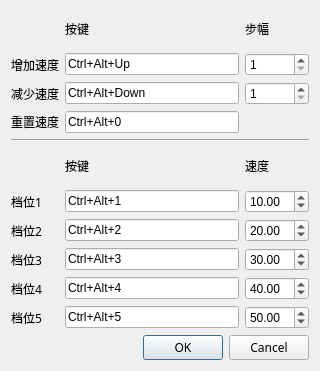
First picture: the form in preferencedialog.ui, repository zxlhhyccc/OpenSpeedy, before the edit.
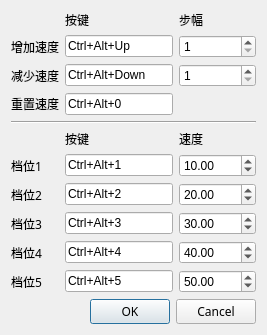
Second picture: the form after the edit. Custom widgets are drawn as their Qt base class.

The edit to the form file:
```diff
--- a/preferencedialog.ui
+++ b/preferencedialog.ui
@@ -6,17 +6,29 @@
    <rect>
     <x>0</x>
     <y>0</y>
-    <width>320</width>
-    <height>371</height>
+    <width>355</width>
+    <height>375</height>
    </rect>
   </property>
+  <property name="sizePolicy">
+   <sizepolicy hsizetype="Fixed" vsizetype="Fixed">
+    <horstretch>0</horstretch>
+    <verstretch>0</verstretch>
+   </sizepolicy>
+  </property>
   <property name="windowTitle">
    <string>快捷键</string>
   </property>
+  <property name="sizeGripEnabled">
+   <bool>false</bool>
+  </property>
   <property name="modal">
    <bool>true</bool>
   </property>
   <layout class="QGridLayout" name="gridLayout">
+   <property name="sizeConstraint">
+    <enum>QLayout::SetFixedSize</enum>
+   </property>
    <item row="8" column="0">
     <widget class="QLabel" name="shift3Label">
      <property name="font">
@@ -94,7 +106,7 @@
       <double>0.010000000000000</double>
      </property>
      <property name="maximum">
-      <double>100.000000000000000</double>
+      <double>10000.000000000000000</double>
      </property>
      <property name="value">
       <double>50.000000000000000</double>
@@ -199,7 +211,7 @@
       <double>0.010000000000000</double>
      </property>
      <property name="maximum">
-      <double>100.000000000000000</double>
+      <double>10000.000000000000000</double>
      </property>
      <property name="value">
       <double>30.000000000000000</double>
@@ -238,7 +250,7 @@
       <double>0.010000000000000</double>
      </property>
      <property name="maximum">
-      <double>100.000000000000000</double>
+      <double>10000.000000000000000</double>
      </property>
      <property name="value">
       <double>20.000000000000000</double>
@@ -266,7 +278,7 @@
       <double>0.010000000000000</double>
      </property>
      <property name="maximum">
-      <double>100.000000000000000</double>
+      <double>10000.000000000000000</double>
      </property>
      <property name="stepType">
       <enum>QAbstractSpinBox::DefaultStepType</enum>
@@ -294,7 +306,7 @@
       <double>0.010000000000000</double>
      </property>
      <property name="maximum">
-      <double>100.000000000000000</double>
+      <double>10000.000000000000000</double>
      </property>
      <property name="value">
       <double>40.000000000000000</double>
@@ -322,7 +334,7 @@
       <number>1</number>
      </property>
      <property name="maximum">
-      <number>1000</number>
+      <number>100000</number>
      </property>
     </widget>
    </item>
@@ -332,7 +344,7 @@
       <number>1</number>
      </property>
      <property name="maximum">
-      <number>1000</number>
+      <number>100000</number>
      </property>
     </widget>
    </item>
```
